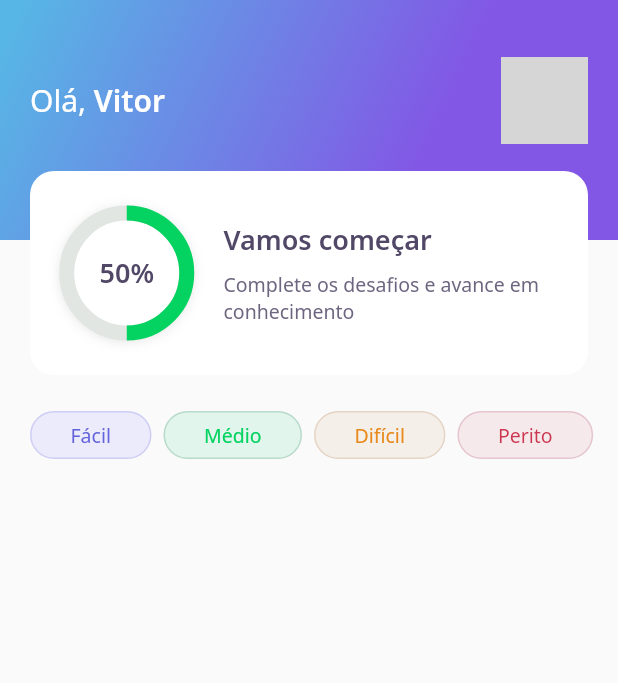
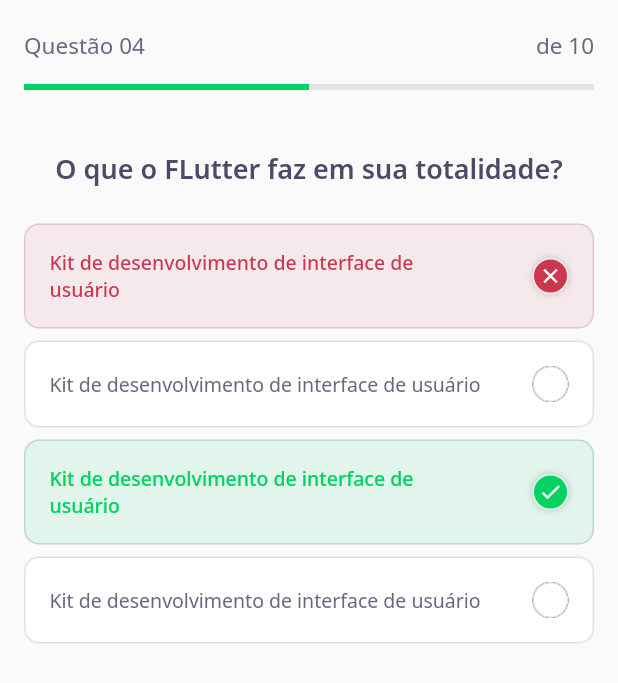
Before and after one commit to vitormomberg/dev-quiz, a Flutter app: the screen it shows after launch, on a phone screen of 412 x 824 dp. Shown: the top 683 px of the screen. Run offline on Flutter 3.47's test engine with Material 2 defaults, Android fonts, the phone set to English and light mode, and no system bars; our stand-ins replace google_fonts; grey boxes are pictures that could not be loaded.

Commit message:
create: challenge page and answer componente

```diff
--- a/lib/core/app_text_styles.dart
+++ b/lib/core/app_text_styles.dart
@@ -7,6 +7,12 @@ class AppTextStyles {
   static final TextStyle title = GoogleFonts.notoSans(
     color: AppColors.white,
     fontSize: 20,
+    fontWeight: FontWeight.w400,
+  );
+
+  static final TextStyle body15 = GoogleFonts.notoSans(
+    color: AppColors.grey,
+    fontSize: 15,
     fontWeight: FontWeight.w400,
   );
 
@@ -31,7 +37,7 @@ class AppTextStyles {
   static final TextStyle heading15 = GoogleFonts.notoSans(
     color: AppColors.black,
     fontSize: 15,
-    fontWeight: FontWeight.w600,
+    fontWeight: FontWeight.w500,
   );
 
   static final TextStyle body = GoogleFonts.notoSans(
--- a/lib/core/app_widget.dart
+++ b/lib/core/app_widget.dart
@@ -1,4 +1,4 @@
-import 'package:DevQuiz/home/home_page.dart';
+import 'package:DevQuiz/pages/challenge/challenge_page.dart';
 import 'package:flutter/material.dart';
 
 class AppWidget extends StatelessWidget {
@@ -7,7 +7,7 @@ class AppWidget extends StatelessWidget {
     return MaterialApp(
       debugShowCheckedModeBanner: false,
       title: "DevQuiz",
-      home: HomePage(),
+      home: ChallengePage(),
     );
   }
 }
--- a/lib/home/home_page.dart
+++ /dev/null
@@ -1,47 +0,0 @@
-import 'package:DevQuiz/home/widgets/appbar/app_bar_widget.dart';
-import 'package:DevQuiz/home/widgets/level_button/level_button_widget.dart';
-import 'package:flutter/material.dart';
-
-class HomePage extends StatelessWidget {
-  @override
-  Widget build(BuildContext context) {
-    return Scaffold(
-      appBar: AppBarWidget(),
-      body: Container(
-        height: 32,
-        margin: EdgeInsets.only(top: 24),
-        child: ListView(
-          shrinkWrap: true,
-          padding: const EdgeInsets.only(left: 20, right: 20),
-          scrollDirection: Axis.horizontal,
-          children: [
-            Padding(
-              padding: const EdgeInsets.only(right: 8),
-              child: LevelButtonWidget(
-                id: "easy",
-              ),
-            ),
-            Padding(
-              padding: const EdgeInsets.only(right: 8),
-              child: LevelButtonWidget(
-                id: "middle",
-              ),
-            ),
-            Padding(
-              padding: const EdgeInsets.only(right: 8),
-              child: LevelButtonWidget(
-                id: "hard",
-              ),
-            ),
-            Padding(
-              padding: const EdgeInsets.only(right: 8),
-              child: LevelButtonWidget(
-                id: "expert",
-              ),
-            ),
-          ],
-        ),
-      ),
-    );
-  }
-}
--- /dev/null
+++ b/lib/pages/challenge/challenge_page.dart
@@ -0,0 +1,41 @@
+import 'package:DevQuiz/core/core.dart';
+import 'package:DevQuiz/pages/challenge/widgets/answer/answer_widget.dart';
+import 'package:DevQuiz/pages/challenge/widgets/question_indicator/quetions_indicator_widget.dart';
+import 'package:flutter/material.dart';
+
+class ChallengePage extends StatelessWidget {
+  @override
+  Widget build(BuildContext context) {
+    return Scaffold(
+        appBar: PreferredSize(
+          preferredSize: Size.fromHeight(60),
+          child: SafeArea(top: true, child: QuestionIndicatorWidget()),
+        ),
+        body: Container(
+            padding: EdgeInsets.symmetric(horizontal: 16),
+            child: Column(children: [
+              SizedBox(height: 40),
+              Text(
+                'O que o FLutter faz em sua totalidade?',
+                style: AppTextStyles.heading,
+              ),
+              SizedBox(height: 24),
+              AnswerWidget(
+                isRight: false,
+                isSelected: true,
+              ),
+              AnswerWidget(
+                isRight: false,
+                isSelected: false,
+              ),
+              AnswerWidget(
+                isRight: true,
+                isSelected: true,
+              ),
+              AnswerWidget(
+                isRight: false,
+                isSelected: false,
+              ),
+            ])));
+  }
+}
--- /dev/null
+++ b/lib/pages/challenge/widgets/answer/answer_widget.dart
@@ -0,0 +1,77 @@
+import 'package:DevQuiz/core/core.dart';
+import 'package:flutter/material.dart';
+
+class AnswerWidget extends StatelessWidget {
+  final bool isSelected;
+  final bool isRight;
+
+  AnswerWidget({Key? key, this.isSelected = false, this.isRight = false})
+      : super(key: key);
+
+  Color get _selectedColorRight =>
+      isRight ? AppColors.darkGreen : AppColors.darkRed;
+
+  Color get _selectedBorderRight =>
+      isRight ? AppColors.lightGreen : AppColors.lightRed;
+
+  Color get _selectedColorCardRight =>
+      isRight ? AppColors.lightGreen : AppColors.lightRed;
+
+  Color get _selectedBorderCardRight =>
+      isRight ? AppColors.green : AppColors.red;
+
+  TextStyle get _selectedTextStyleRight =>
+      isRight ? AppTextStyles.bodyDarkGreen : AppTextStyles.bodyDarkRed;
+
+  IconData get _selectedIconRight => isRight ? Icons.check : Icons.close;
+
+  @override
+  Widget build(BuildContext context) {
+    return Container(
+      margin: EdgeInsets.only(bottom: 8),
+      padding: EdgeInsets.all(16),
+      decoration: BoxDecoration(
+          color: isSelected ? _selectedColorCardRight : AppColors.white,
+          border: Border.fromBorderSide(BorderSide(
+              color: isSelected ? _selectedBorderCardRight : AppColors.border)),
+          borderRadius: BorderRadius.circular(10)),
+      child: Row(
+        children: [
+          Expanded(
+              flex: 1,
+              child: Text('Kit de desenvolvimento de interface de usuário',
+                  style: isSelected
+                      ? _selectedTextStyleRight
+                      : AppTextStyles.body)),
+          Container(
+            margin: EdgeInsets.only(left: 32),
+            height: 24,
+            width: 24,
+            decoration: BoxDecoration(
+                color: isSelected ? _selectedColorRight : AppColors.white,
+                border: Border.fromBorderSide(BorderSide(
+                    color:
+                        isSelected ? _selectedBorderRight : AppColors.border)),
+                borderRadius: BorderRadius.circular(16),
+                boxShadow: [
+                  isSelected
+                      ? BoxShadow(
+                          color: Colors.grey.withOpacity(0.4),
+                          spreadRadius: 1,
+                          blurRadius: 3,
+                        )
+                      : BoxShadow(),
+                ]),
+            child: isSelected
+                ? Icon(
+                    _selectedIconRight,
+                    color: AppColors.white,
+                    size: 16,
+                  )
+                : null,
+          )
+        ],
+      ),
+    );
+  }
+}
--- /dev/null
+++ b/lib/pages/challenge/widgets/question_indicator/quetions_indicator_widget.dart
@@ -0,0 +1,27 @@
+import 'package:DevQuiz/core/core.dart';
+import 'package:DevQuiz/shared/progress_indicator_widget.dart';
+import 'package:flutter/material.dart';
+
+class QuestionIndicatorWidget extends StatelessWidget {
+  const QuestionIndicatorWidget({Key? key}) : super(key: key);
+
+  @override
+  Widget build(BuildContext context) {
+    return Container(
+      child: Padding(
+        padding: const EdgeInsets.symmetric(horizontal: 16),
+        child: Column(
+          mainAxisAlignment: MainAxisAlignment.end,
+          children: [
+            Row(mainAxisAlignment: MainAxisAlignment.spaceBetween, children: [
+              Text('Questão 04', style: AppTextStyles.body15),
+              Text('de 10', style: AppTextStyles.body15)
+            ]),
+            SizedBox(height: 16),
+            ProgressIndicatorWidget()
+          ],
+        ),
+      ),
+    );
+  }
+}
--- a/lib/home/widgets/appbar/app_bar_widget.dart
+++ b/lib/pages/home/widgets/appbar/app_bar_widget.dart
@@ -1,4 +1,4 @@
-import 'package:DevQuiz/home/widgets/score_card/score_card_widget.dart';
+import 'package:DevQuiz/pages/home/widgets/score_card/score_card_widget.dart';
 import 'package:flutter/material.dart';
 import 'package:DevQuiz/core/core.dart';
 
@@ -14,7 +14,7 @@ class AppBarWidget extends PreferredSize {
               child: Stack(children: [
                 Container(
                     height: 160,
-                    padding: EdgeInsets.symmetric(horizontal: 20),
+                    padding: EdgeInsets.symmetric(horizontal: 16),
                     width: double.maxFinite,
                     decoration: BoxDecoration(gradient: AppGradients.linear),
                     child: Align(
--- a/lib/home/widgets/score_card/score_card_widget.dart
+++ b/lib/pages/home/widgets/score_card/score_card_widget.dart
@@ -1,12 +1,12 @@
 import 'package:DevQuiz/core/core.dart';
-import 'package:DevQuiz/home/widgets/chart/chart_widget.dart';
+import 'package:DevQuiz/pages/home/widgets/chart/chart_widget.dart';
 import 'package:flutter/material.dart';
 
 class ScoreCardWidget extends StatelessWidget {
   @override
   Widget build(BuildContext context) {
     return Padding(
-        padding: EdgeInsets.symmetric(horizontal: 20),
+        padding: EdgeInsets.symmetric(horizontal: 16),
         child: Container(
           decoration: BoxDecoration(
               color: Colors.white, borderRadius: BorderRadius.circular(16)),
--- /dev/null
+++ b/lib/shared/progress_indicator_widget.dart
@@ -0,0 +1,15 @@
+import 'package:DevQuiz/core/core.dart';
+import 'package:flutter/material.dart';
+
+class ProgressIndicatorWidget extends StatelessWidget {
+  @override
+  Widget build(BuildContext context) {
+    return LinearProgressIndicator(
+      value: 0.5,
+      minHeight: 4,
+      backgroundColor: AppColors.chartSecondary,
+      valueColor: AlwaysStoppedAnimation<Color>(AppColors.chartPrimary),
+      semanticsLabel: 'Indicador de progresso',
+    );
+  }
+}
```
Also changed, not shown: lib/pages/home/home_page.dart (added, +74 -0 lines), lib/pages/home/widgets/level_button/level_button_widget.dart (renamed from lib/home/widgets/level_button/level_button_widget.dart, +6 -3 lines), lib/pages/home/widgets/quiz_card/quiz_card_widget.dart (added, +50 -0 lines), lib/pages/home/widgets/chart/chart_widget.dart (renamed from lib/home/widgets/chart/chart_widget.dart), lib/pages/splash/splash_page.dart (renamed from lib/splash/splash_page.dart).
